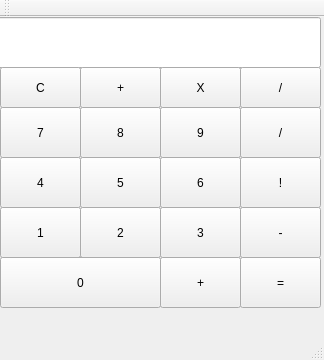
Qt form FinalCs2Chaffey/mainwindow.ui (brettmccausland/Cs2ChaffeyFinal) before a commit.
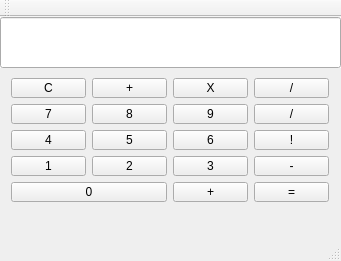
The same form after that commit.

The edit to the form file:
```diff
--- a/FinalCs2Chaffey/mainwindow.ui
+++ b/FinalCs2Chaffey/mainwindow.ui
@@ -6,8 +6,8 @@
    <rect>
     <x>0</x>
     <y>0</y>
-    <width>324</width>
-    <height>360</height>
+    <width>341</width>
+    <height>261</height>
    </rect>
   </property>
   <property name="windowTitle">
@@ -17,259 +17,172 @@
    <widget class="QLineEdit" name="lineEdit">
     <property name="geometry">
      <rect>
-      <x>-10</x>
+      <x>0</x>
       <y>0</y>
-      <width>331</width>
+      <width>341</width>
       <height>51</height>
      </rect>
     </property>
-   </widget>
-   <widget class="QPushButton" name="pushButton_Clear">
-    <property name="geometry">
-     <rect>
-      <x>0</x>
-      <y>50</y>
-      <width>81</width>
-      <height>41</height>
-     </rect>
+    <property name="acceptDrops">
+     <bool>true</bool>
     </property>
-    <property name="text">
-     <string>C</string>
+    <property name="layoutDirection">
+     <enum>Qt::LeftToRight</enum>
     </property>
-   </widget>
-   <widget class="QPushButton" name="pushButton_7">
-    <property name="geometry">
-     <rect>
-      <x>0</x>
-      <y>90</y>
-      <width>81</width>
-      <height>51</height>
-     </rect>
+    <property name="autoFillBackground">
+     <bool>true</bool>
     </property>
-    <property name="text">
-     <string>7</string>
+    <property name="inputMethodHints">
+     <set>Qt::ImhDigitsOnly</set>
     </property>
-   </widget>
-   <widget class="QPushButton" name="pushButton_4">
-    <property name="geometry">
-     <rect>
-      <x>0</x>
-      <y>140</y>
-      <width>81</width>
-      <height>51</height>
-     </rect>
+    <property name="maxLength">
+     <number>200</number>
     </property>
-    <property name="text">
-     <string>4</string>
-    </property>
    </widget>
-   <widget class="QPushButton" name="pushButton_1">
+   <widget class="QWidget" name="">
     <property name="geometry">
      <rect>
       <x>0</x>
-      <y>190</y>
-      <width>81</width>
-      <height>51</height>
-     </rect>
-    </property>
-    <property name="text">
-     <string>1</string>
-    </property>
-   </widget>
-   <widget class="QPushButton" name="pushButton_8">
-    <property name="geometry">
-     <rect>
-      <x>80</x>
-      <y>90</y>
-      <width>81</width>
-      <height>51</height>
-     </rect>
-    </property>
-    <property name="text">
-     <string>8</string>
-    </property>
-   </widget>
-   <widget class="QPushButton" name="pushButton_5">
-    <property name="geometry">
-     <rect>
-      <x>80</x>
-      <y>140</y>
-      <width>81</width>
-      <height>51</height>
-     </rect>
-    </property>
-    <property name="text">
-     <string>5</string>
-    </property>
-   </widget>
-   <widget class="QPushButton" name="pushButton_2">
-    <property name="geometry">
-     <rect>
-      <x>80</x>
-      <y>190</y>
-      <width>81</width>
-      <height>51</height>
-     </rect>
-    </property>
-    <property name="text">
-     <string>2</string>
-    </property>
-   </widget>
-   <widget class="QPushButton" name="pushButton_9">
-    <property name="geometry">
-     <rect>
-      <x>160</x>
-      <y>90</y>
-      <width>81</width>
-      <height>51</height>
-     </rect>
-    </property>
-    <property name="text">
-     <string>9</string>
-    </property>
-   </widget>
-   <widget class="QPushButton" name="pushButton_6">
-    <property name="geometry">
-     <rect>
-      <x>160</x>
-      <y>140</y>
-      <width>81</width>
-      <height>51</height>
-     </rect>
-    </property>
-    <property name="text">
-     <string>6</string>
-    </property>
-   </widget>
-   <widget class="QPushButton" name="pushButton_3">
-    <property name="geometry">
-     <rect>
-      <x>160</x>
-      <y>190</y>
-      <width>81</width>
-      <height>51</height>
-     </rect>
-    </property>
-    <property name="text">
-     <string>3</string>
-    </property>
-   </widget>
-   <widget class="QPushButton" name="a">
-    <property name="geometry">
-     <rect>
-      <x>240</x>
-      <y>90</y>
-      <width>81</width>
-      <height>51</height>
-     </rect>
-    </property>
-    <property name="text">
-     <string>/</string>
-    </property>
-   </widget>
-   <widget class="QPushButton" name="pushButton_minus">
-    <property name="geometry">
-     <rect>
-      <x>240</x>
-      <y>190</y>
-      <width>81</width>
-      <height>51</height>
-     </rect>
-    </property>
-    <property name="text">
-     <string>-</string>
-    </property>
-   </widget>
-   <widget class="QPushButton" name="pushButton_add">
-    <property name="geometry">
-     <rect>
-      <x>160</x>
-      <y>240</y>
-      <width>81</width>
-      <height>51</height>
-     </rect>
-    </property>
-    <property name="text">
-     <string>+</string>
-    </property>
-   </widget>
-   <widget class="QPushButton" name="pushButton_add_2">
-    <property name="geometry">
-     <rect>
-      <x>80</x>
       <y>50</y>
-      <width>81</width>
-      <height>41</height>
+      <width>340</width>
+      <height>146</height>
      </rect>
     </property>
-    <property name="text">
-     <string>+</string>
-    </property>
-   </widget>
-   <widget class="QPushButton" name="a_2">
-    <property name="geometry">
-     <rect>
-      <x>0</x>
-      <y>240</y>
-      <width>161</width>
-      <height>51</height>
-     </rect>
-    </property>
-    <property name="text">
-     <string>0</string>
-    </property>
-   </widget>
-   <widget class="QPushButton" name="pushButton_Multiply">
-    <property name="geometry">
-     <rect>
-      <x>160</x>
-      <y>50</y>
-      <width>81</width>
-      <height>41</height>
-     </rect>
-    </property>
-    <property name="text">
-     <string>X</string>
-    </property>
-   </widget>
-   <widget class="QPushButton" name="pushButton_Factorial">
-    <property name="geometry">
-     <rect>
-      <x>240</x>
-      <y>140</y>
-      <width>81</width>
-      <height>51</height>
-     </rect>
-    </property>
-    <property name="text">
-     <string>!</string>
-    </property>
-   </widget>
-   <widget class="QPushButton" name="PushButton_equal">
-    <property name="geometry">
-     <rect>
-      <x>240</x>
-      <y>240</y>
-      <width>81</width>
-      <height>51</height>
-     </rect>
-    </property>
-    <property name="text">
-     <string>=</string>
-    </property>
-   </widget>
-   <widget class="QPushButton" name="a_3">
-    <property name="geometry">
-     <rect>
-      <x>240</x>
-      <y>50</y>
-      <width>81</width>
-      <height>41</height>
-     </rect>
-    </property>
-    <property name="text">
-     <string>/</string>
-    </property>
+    <layout class="QGridLayout" name="gridLayout">
+     <item row="0" column="0">
+      <widget class="QPushButton" name="pushButton_Clear">
+       <property name="text">
+        <string>C</string>
+       </property>
+      </widget>
+     </item>
+     <item row="0" column="1">
+      <widget class="QPushButton" name="pushButton_add_2">
+       <property name="text">
+        <string>+</string>
+       </property>
+      </widget>
+     </item>
+     <item row="0" column="2">
+      <widget class="QPushButton" name="pushButton_Multiply">
+       <property name="text">
+        <string>X</string>
+       </property>
+      </widget>
+     </item>
+     <item row="0" column="3">
+      <widget class="QPushButton" name="pushButton_divide">
+       <property name="text">
+        <string>/</string>
+       </property>
+      </widget>
+     </item>
+     <item row="1" column="0">
+      <widget class="QPushButton" name="pushButton_7">
+       <property name="text">
+        <string>7</string>
+       </property>
+      </widget>
+     </item>
+     <item row="1" column="1">
+      <widget class="QPushButton" name="pushButton_8">
+       <property name="text">
+        <string>8</string>
+       </property>
+      </widget>
+     </item>
+     <item row="1" column="2">
+      <widget class="QPushButton" name="pushButton_9">
+       <property name="text">
+        <string>9</string>
+       </property>
+      </widget>
+     </item>
+     <item row="1" column="3">
+      <widget class="QPushButton" name="a">
+       <property name="text">
+        <string>/</string>
+       </property>
+      </widget>
+     </item>
+     <item row="2" column="0">
+      <widget class="QPushButton" name="pushButton_4">
+       <property name="text">
+        <string>4</string>
+       </property>
+      </widget>
+     </item>
+     <item row="2" column="1">
+      <widget class="QPushButton" name="pushButton_5">
+       <property name="text">
+        <string>5</string>
+       </property>
+      </widget>
+     </item>
+     <item row="2" column="2">
+      <widget class="QPushButton" name="pushButton_6">
+       <property name="text">
+        <string>6</string>
+       </property>
+      </widget>
+     </item>
+     <item row="2" column="3">
+      <widget class="QPushButton" name="pushButton_Factorial">
+       <property name="text">
+        <string>!</string>
+       </property>
+      </widget>
+     </item>
+     <item row="3" column="0">
+      <widget class="QPushButton" name="pushButton_1">
+       <property name="text">
+        <string>1</string>
+       </property>
+      </widget>
+     </item>
+     <item row="3" column="1">
+      <widget class="QPushButton" name="pushButton_2">
+       <property name="text">
+        <string>2</string>
+       </property>
+      </widget>
+     </item>
+     <item row="3" column="2">
+      <widget class="QPushButton" name="pushButton_3">
+       <property name="text">
+        <string>3</string>
+       </property>
+      </widget>
+     </item>
+     <item row="3" column="3">
+      <widget class="QPushButton" name="pushButton_minus">
+       <property name="text">
+        <string>-</string>
+       </property>
+      </widget>
+     </item>
+     <item row="4" column="0" colspan="2">
+      <widget class="QPushButton" name="pushButton_0">
+       <property name="text">
+        <string>0</string>
+       </property>
+      </widget>
+     </item>
+     <item row="4" column="2">
+      <widget class="QPushButton" name="pushButton_add">
+       <property name="text">
+        <string>+</string>
+       </property>
+      </widget>
+     </item>
+     <item row="4" column="3">
+      <widget class="QPushButton" name="PushButton_equal">
+       <property name="text">
+        <string>=</string>
+       </property>
+      </widget>
+     </item>
+    </layout>
    </widget>
   </widget>
   <widget class="QMenuBar" name="menuBar">
```
Left out of the diff: 2 changed lines with no effect on the pictures.
